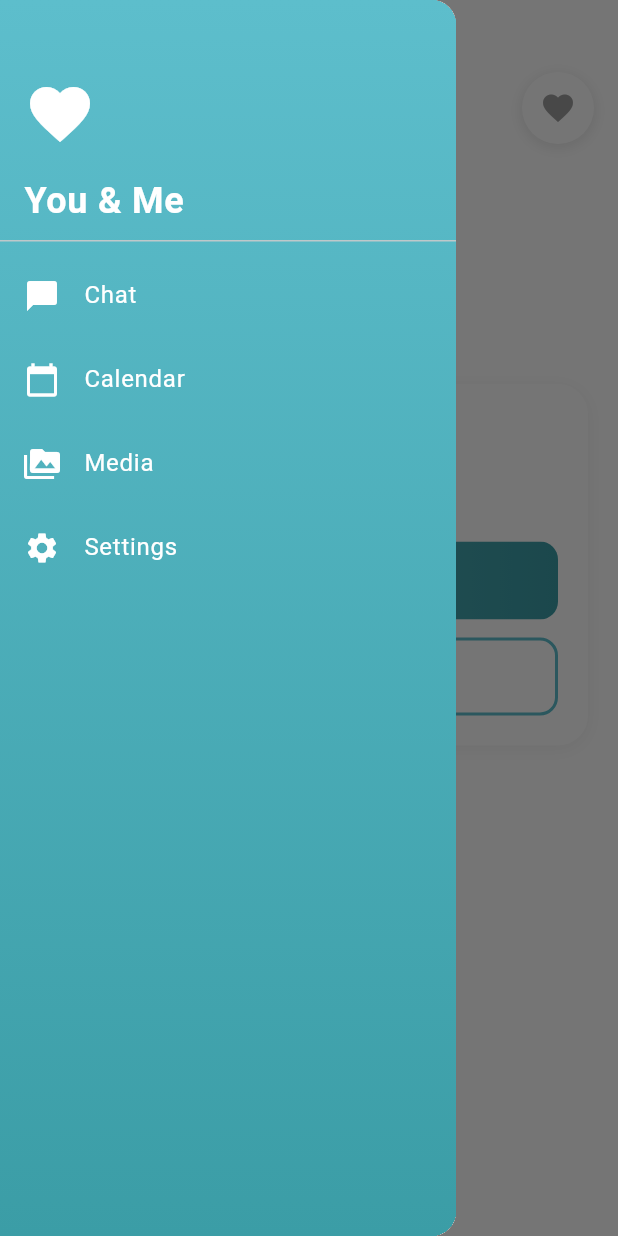
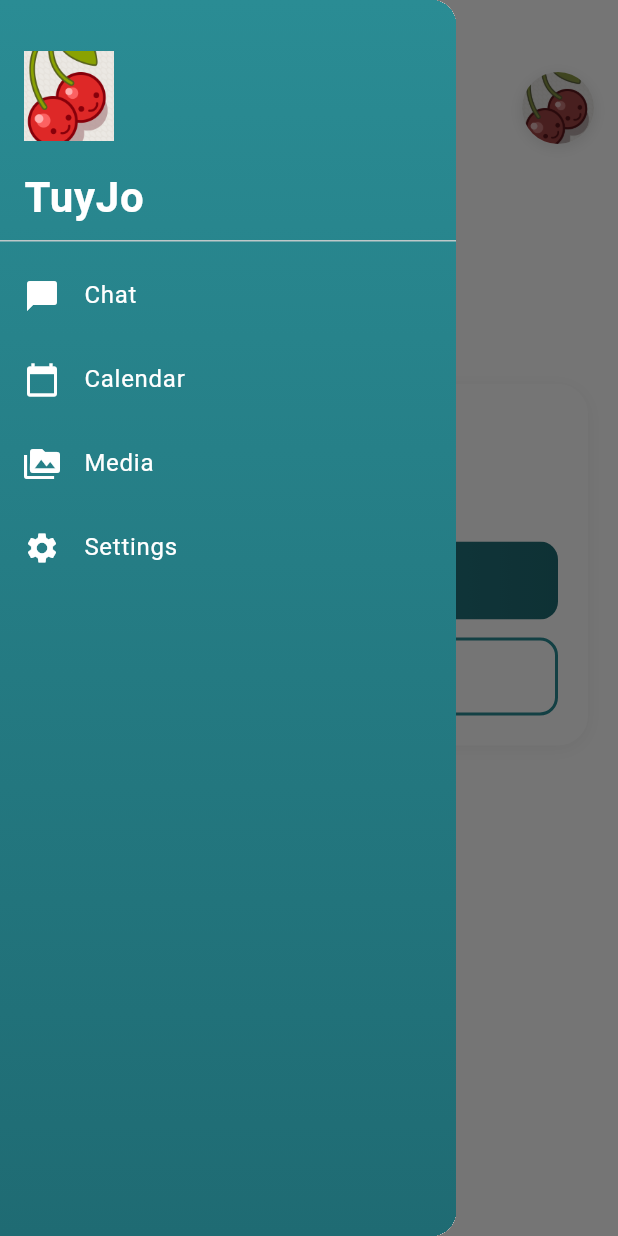
Before and after one commit to donpablitoooooooo/TuyJo, a Flutter app: the screen it shows after launch, in the side drawer, after a tap on the "menu" icon, on a phone screen of 412 x 824 dp. Run offline on Flutter 3.47's test engine with Material 3 defaults, Android fonts, the phone set to English and light mode, and no system bars; our stand-ins replace cloud_firestore, file_picker, firebase_core, firebase_messaging, firebase_storage, flutter_linkify and 9 more; missing offline and left inert: asn1lib, encrypt, mobile_scanner, pdfx, pointycastle, receive_sharing_intent; accounts and stored records are empty; generated files the repository leaves out were written again; statements that could not run were skipped.

```diff
--- a/flutter-app/lib/main.dart
+++ b/flutter-app/lib/main.dart
@@ -118,15 +118,15 @@ class MyApp extends StatelessWidget {
         ],
         theme: ThemeData(
           colorScheme: ColorScheme.fromSeed(
-            seedColor: const Color(0xFF5DBECC),
-            primary: const Color(0xFF5DBECC),
-            secondary: const Color(0xFF3B9DA6),
+            seedColor: const Color(0xFF2A8C94),
+            primary: const Color(0xFF2A8C94),
+            secondary: const Color(0xFF1F6B73),
           ),
           useMaterial3: true,
           scaffoldBackgroundColor: Colors.white,
           appBarTheme: const AppBarTheme(
             backgroundColor: Colors.white,
-            foregroundColor: Color(0xFF5DBECC),
+            foregroundColor: Color(0xFF2A8C94),
             elevation: 0,
           ),
         ),
--- a/flutter-app/lib/screens/calendar_screen.dart
+++ b/flutter-app/lib/screens/calendar_screen.dart
@@ -191,8 +191,8 @@ class _CalendarScreenState extends State<CalendarScreen> {
             begin: Alignment.topCenter,
             end: Alignment.bottomCenter,
             colors: [
-              Color(0xFF5DBECC),
-              Color(0xFF3B9DA6),
+              Color(0xFF2A8C94),
+              Color(0xFF1F6B73),
             ],
           ),
         ),
@@ -231,15 +231,15 @@ class _CalendarScreenState extends State<CalendarScreen> {
                   eventLoader: _getTodosForDay,
                   calendarStyle: CalendarStyle(
                     todayDecoration: BoxDecoration(
-                      color: const Color(0xFF5DBECC).withOpacity(0.3),
+                      color: const Color(0xFF2A8C94).withOpacity(0.3),
                       shape: BoxShape.circle,
                     ),
                     selectedDecoration: const BoxDecoration(
-                      color: Color(0xFF5DBECC),
+                      color: Color(0xFF2A8C94),
                       shape: BoxShape.circle,
                     ),
                     markerDecoration: const BoxDecoration(
-                      color: Color(0xFF3B9DA6),
+                      color: Color(0xFF1F6B73),
                       shape: BoxShape.circle,
                     ),
                     markersAlignment: Alignment.bottomCenter,
@@ -282,7 +282,7 @@ class _CalendarScreenState extends State<CalendarScreen> {
                           children: [
                             Icon(
                               Icons.event_note,
-                              color: const Color(0xFF5DBECC),
+                              color: const Color(0xFF2A8C94),
                               size: 24,
                             ),
                             const SizedBox(width: 8),
@@ -294,7 +294,7 @@ class _CalendarScreenState extends State<CalendarScreen> {
                                 style: const TextStyle(
                                   fontSize: 16,
                                   fontWeight: FontWeight.bold,
-                                  color: Color(0xFF5DBECC),
+                                  color: Color(0xFF2A8C94),
                                 ),
                               ),
                             ),
@@ -302,7 +302,7 @@ class _CalendarScreenState extends State<CalendarScreen> {
                               Container(
                                 padding: const EdgeInsets.symmetric(horizontal: 8, vertical: 4),
                                 decoration: BoxDecoration(
-                                  color: const Color(0xFF5DBECC),
+                                  color: const Color(0xFF2A8C94),
                                   borderRadius: BorderRadius.circular(12),
                                 ),
                                 child: Text(
--- a/flutter-app/lib/screens/chat_screen.dart
+++ b/flutter-app/lib/screens/chat_screen.dart
@@ -618,7 +618,7 @@ class _ChatScreenState extends State<ChatScreen> with WidgetsBindingObserver {
             gradient: LinearGradient(
               begin: Alignment.topCenter,
               end: Alignment.bottomCenter,
-              colors: [Color(0xFF5DBECC), Color(0xFF3B9DA6)],
+              colors: [Color(0xFF2A8C94), Color(0xFF1F6B73)],
             ),
           ),
           child: Padding(
@@ -732,7 +732,7 @@ class _ChatScreenState extends State<ChatScreen> with WidgetsBindingObserver {
               gradient: LinearGradient(
                 begin: Alignment.topCenter,
                 end: Alignment.bottomCenter,
-                colors: [Color(0xFF5DBECC), Color(0xFF3B9DA6)],
+                colors: [Color(0xFF2A8C94), Color(0xFF1F6B73)],
               ),
             ),
             child: Column(
@@ -820,7 +820,7 @@ class _ChatScreenState extends State<ChatScreen> with WidgetsBindingObserver {
                           color: Colors.white.withOpacity(0.9),
                           shape: BoxShape.circle,
                         ),
-                        selectedTextStyle: const TextStyle(color: Color(0xFF5DBECC), fontWeight: FontWeight.bold),
+                        selectedTextStyle: const TextStyle(color: Color(0xFF2A8C94), fontWeight: FontWeight.bold),
                         todayDecoration: BoxDecoration(
                           color: Colors.white.withOpacity(0.3),
                           shape: BoxShape.circle,
@@ -830,12 +830,12 @@ class _ChatScreenState extends State<ChatScreen> with WidgetsBindingObserver {
                           color: Colors.white.withOpacity(0.9),
                           shape: BoxShape.circle,
                         ),
-                        rangeStartTextStyle: const TextStyle(color: Color(0xFF5DBECC), fontWeight: FontWeight.bold),
+                        rangeStartTextStyle: const TextStyle(color: Color(0xFF2A8C94), fontWeight: FontWeight.bold),
                         rangeEndDecoration: BoxDecoration(
                           color: Colors.white.withOpacity(0.9),
                           shape: BoxShape.circle,
                         ),
-                        rangeEndTextStyle: const TextStyle(color: Color(0xFF5DBECC), fontWeight: FontWeight.bold),
+                        rangeEndTextStyle: const TextStyle(color: Color(0xFF2A8C94), fontWeight: FontWeight.bold),
                         rangeHighlightColor: Colors.white.withOpacity(0.2),
                         withinRangeDecoration: BoxDecoration(
                           color: Colors.white.withOpacity(0.15),
@@ -879,7 +879,7 @@ class _ChatScreenState extends State<ChatScreen> with WidgetsBindingObserver {
                 Container(
                   padding: const EdgeInsets.symmetric(vertical: 16, horizontal: 16),
                   decoration: BoxDecoration(
-                    color: const Color(0xFF3B9DA6).withOpacity(0.3),
+                    color: const Color(0xFF1F6B73).withOpacity(0.3),
                   ),
                   child: Row(
                     mainAxisAlignment: MainAxisAlignment.center,
@@ -984,7 +984,7 @@ class _ChatScreenState extends State<ChatScreen> with WidgetsBindingObserver {
                             child: DropdownButtonHideUnderline(
                               child: DropdownButton<int?>(
                                 value: selectedReminderHours,
-                                dropdownColor: const Color(0xFF3B9DA6),
+                                dropdownColor: const Color(0xFF1F6B73),
                                 icon: Icon(Icons.arrow_drop_down, color: Colors.white.withOpacity(0.7), size: 16),
                                 style: const TextStyle(
                                   color: Colors.white,
@@ -1652,7 +1652,7 @@ class _ChatScreenState extends State<ChatScreen> with WidgetsBindingObserver {
                         onPressed: _showAttachmentPicker,
                         icon: const Icon(Icons.add_circle_outline),
                         color: _selectedAttachments.isNotEmpty
-                            ? const Color(0xFF5DBECC)
+                            ? const Color(0xFF2A8C94)
                             : Colors.grey[600],
                         tooltip: l10n.chatAttachmentsTooltip,
                         iconSize: 28,
@@ -1682,7 +1682,7 @@ class _ChatScreenState extends State<ChatScreen> with WidgetsBindingObserver {
                                   ? Icons.calendar_month
                                   : Icons.calendar_month_outlined,
                               color: _selectedTodoDate != null
-                                  ? const Color(0xFF5DBECC)
+                                  ? const Color(0xFF2A8C94)
                                   : Colors.grey[600],
                             ),
                             onPressed: _showDateTimePicker,
@@ -1706,8 +1706,8 @@ class _ChatScreenState extends State<ChatScreen> with WidgetsBindingObserver {
                         gradient: _canSend
                             ? const LinearGradient(
                                 colors: [
-                                  Color(0xFF5DBECC),
-                                  Color(0xFF3B9DA6),
+                                  Color(0xFF2A8C94),
+                                  Color(0xFF1F6B73),
                                 ],
                               )
                             : LinearGradient(
@@ -1720,7 +1720,7 @@ class _ChatScreenState extends State<ChatScreen> with WidgetsBindingObserver {
                         boxShadow: _canSend
                             ? [
                                 BoxShadow(
-                                  color: const Color(0xFF5DBECC).withOpacity(0.4),
+                                  color: const Color(0xFF2A8C94).withOpacity(0.4),
                                   blurRadius: 8,
                                   offset: const Offset(0, 2),
                                 ),
@@ -1954,8 +1954,8 @@ class _MessageBubble extends StatelessWidget {
               gradient: isMe
                   ? const LinearGradient(
                       colors: [
-                        Color(0xFF5DBECC), // Purple
-                        Color(0xFF3B9DA6), // Deep purple
+                        Color(0xFF2A8C94), // Purple
+                        Color(0xFF1F6B73), // Deep purple
                       ],
                       begin: Alignment.topLeft,
                       end: Alignment.bottomRight,
@@ -1981,7 +1981,7 @@ class _MessageBubble extends StatelessWidget {
               boxShadow: [
                 BoxShadow(
                   color: isMe
-                      ? const Color(0xFF5DBECC).withOpacity(0.3)
+                      ? const Color(0xFF2A8C94).withOpacity(0.3)
                       : Colors.black.withOpacity(0.08),
                   blurRadius: 8,
                   offset: const Offset(0, 2),
@@ -2129,14 +2129,14 @@ class _DateSeparator extends StatelessWidget {
               decoration: BoxDecoration(
                 gradient: const LinearGradient(
                   colors: [
-                    Color(0xFF5DBECC),
-                    Color(0xFF3B9DA6),
+                    Color(0xFF2A8C94),
+                    Color(0xFF1F6B73),
                   ],
                 ),
                 borderRadius: BorderRadius.circular(16),
                 boxShadow: [
                   BoxShadow(
-                    color: const Color(0xFF5DBECC).withOpacity(0.3),
+                    color: const Color(0xFF2A8C94).withOpacity(0.3),
                     blurRadius: 8,
                     offset: const Offset(0, 2),
                   ),
--- a/flutter-app/lib/screens/main_screen.dart
+++ b/flutter-app/lib/screens/main_screen.dart
@@ -143,29 +143,34 @@ class _MainScreenState extends State<MainScreen> {
               begin: Alignment.topCenter,
               end: Alignment.bottomCenter,
               colors: [
-                Color(0xFF5DBECC),
-                Color(0xFF3B9DA6),
+                Color(0xFF2A8C94),
+                Color(0xFF1F6B73),
               ],
             ),
           ),
           child: ListView(
             padding: EdgeInsets.zero,
             children: [
-              const DrawerHeader(
-                decoration: BoxDecoration(
+              DrawerHeader(
+                decoration: const BoxDecoration(
                   color: Colors.transparent,
                 ),
                 child: Column(
                   crossAxisAlignment: CrossAxisAlignment.start,
                   mainAxisAlignment: MainAxisAlignment.end,
                   children: [
-                    Icon(Icons.favorite, color: Colors.white, size: 48),
-                    SizedBox(height: 16),
-                    Text(
-                      'You & Me',
+                    Image.asset(
+                      'assets/cherry_logo.webp',
+                      width: 60,
+                      height: 60,
+                      fit: BoxFit.contain,
+                    ),
+                    const SizedBox(height: 16),
+                    const Text(
+                      'TuyJo',
                       style: TextStyle(
                         color: Colors.white,
-                        fontSize: 24,
+                        fontSize: 28,
                         fontWeight: FontWeight.bold,
                       ),
                     ),
@@ -241,7 +246,7 @@ class _MainScreenState extends State<MainScreen> {
                   ],
                 ),
                 child: IconButton(
-                  icon: const Icon(Icons.menu, color: Color(0xFF5DBECC)),
+                  icon: const Icon(Icons.menu, color: Color(0xFF2A8C94)),
                   onPressed: () => Scaffold.of(context).openDrawer(),
                 ),
               ),
@@ -291,18 +296,24 @@ class _MainScreenState extends State<MainScreen> {
                               cachedSelfieBytes,
                               fit: BoxFit.cover,
                               errorBuilder: (context, error, stackTrace) {
-                                // Fallback to heart icon if image fails to load
-                                return Icon(
-                                  Icons.favorite,
-                                  color: isPaired ? const Color(0xFF5DBECC) : Colors.grey,
-                                  size: 24,
+                                // Fallback to cherry logo if image fails to load
+                                return ClipOval(
+                                  child: Image.asset(
+                                    'assets/cherry_logo.webp',
+                                    width: 48,
+                                    height: 48,
+                                    fit: BoxFit.cover,
+                                  ),
                                 );
                               },
                             )
-                          : Icon(
-                              Icons.favorite,
-                              color: isPaired ? const Color(0xFF5DBECC) : Colors.grey,
-                              size: 24,
+                          : Image.asset(
+                              'assets/cherry_logo.webp',
+                              width: 48,
+                              height: 48,
+                              fit: BoxFit.cover,
+                              color: isPaired ? null : Colors.grey.withOpacity(0.5),
+                              colorBlendMode: isPaired ? null : BlendMode.saturation,
                             ),
                     ),
                   ),
--- a/flutter-app/lib/screens/settings_screen.dart
+++ b/flutter-app/lib/screens/settings_screen.dart
@@ -221,7 +221,7 @@ class _SettingsScreenState extends State<SettingsScreen> {
         shape: RoundedRectangleBorder(borderRadius: BorderRadius.circular(20)),
         title: Row(
           children: [
-            const Icon(Icons.favorite, color: Color(0xFF5DBECC)),
+            const Icon(Icons.favorite, color: Color(0xFF2A8C94)),
             const SizedBox(width: 12),
             Text(l10n.settingsNewPairingDialogTitle),
           ],
@@ -252,7 +252,7 @@ class _SettingsScreenState extends State<SettingsScreen> {
               // Mostra dialog per salvare la chiave (opzionale)
               _showSaveKeyDialog();
             },
-            style: TextButton.styleFrom(foregroundColor: const Color(0xFF5DBECC)),
+            style: TextButton.styleFrom(foregroundColor: const Color(0xFF2A8C94)),
             child: Text(l10n.continue_),
           ),
         ],
@@ -268,7 +268,7 @@ class _SettingsScreenState extends State<SettingsScreen> {
         shape: RoundedRectangleBorder(borderRadius: BorderRadius.circular(20)),
         title: Row(
           children: [
-            const Icon(Icons.backup, color: Color(0xFF5DBECC)),
+            const Icon(Icons.backup, color: Color(0xFF2A8C94)),
             const SizedBox(width: 12),
             Text(l10n.settingsSaveKeyDialogTitle),
           ],
@@ -292,7 +292,7 @@ class _SettingsScreenState extends State<SettingsScreen> {
               await _copyPrivateKey();
               _startPairingWizard();
             },
-            style: TextButton.styleFrom(foregroundColor: const Color(0xFF5DBECC)),
+            style: TextButton.styleFrom(foregroundColor: const Color(0xFF2A8C94)),
             child: Text(l10n.settingsSaveKeyNow),
           ),
         ],
@@ -310,7 +310,7 @@ class _SettingsScreenState extends State<SettingsScreen> {
         shape: RoundedRectangleBorder(borderRadius: BorderRadius.circular(20)),
         title: Row(
           children: [
-            const Icon(Icons.restore, color: Color(0xFF5DBECC)),
+            const Icon(Icons.restore, color: Color(0xFF2A8C94)),
             const SizedBox(width: 12),
             Text(l10n.settingsRestoreDialogTitle),
           ],
@@ -332,7 +332,7 @@ class _SettingsScreenState extends State<SettingsScreen> {
                 ),
                 focusedBorder: OutlineInputBorder(
                   borderRadius: BorderRadius.circular(12),
-                  borderSide: const BorderSide(color: Color(0xFF5DBECC), width: 2),
+                  borderSide: const BorderSide(color: Color(0xFF2A8C94), width: 2),
                 ),
               ),
               maxLines: 4,
@@ -429,7 +429,7 @@ class _SettingsScreenState extends State<SettingsScreen> {
                 setState(() => _isLoading = false);
               }
             },
-            style: TextButton.styleFrom(foregroundColor: const Color(0xFF5DBECC)),
+            style: TextButton.styleFrom(foregroundColor: const Color(0xFF2A8C94)),
             child: Text(l10n.settingsRestoreButton),
           ),
         ],
@@ -527,7 +527,7 @@ class _SettingsScreenState extends State<SettingsScreen> {
     if (_isLoading) {
       return const Center(
         child: CircularProgressIndicator(
-          valueColor: AlwaysStoppedAnimation<Color>(Color(0xFF5DBECC)),
+          valueColor: AlwaysStoppedAnimation<Color>(Color(0xFF2A8C94)),
         ),
       );
     }
@@ -543,12 +543,12 @@ class _SettingsScreenState extends State<SettingsScreen> {
                 padding: const EdgeInsets.all(20),
                 decoration: BoxDecoration(
                   gradient: const LinearGradient(
-                    colors: [Color(0xFF5DBECC), Color(0xFF3B9DA6)],
+                    colors: [Color(0xFF2A8C94), Color(0xFF1F6B73)],
                   ),
                   shape: BoxShape.circle,
                   boxShadow: [
                     BoxShadow(
-                      color: const Color(0xFF5DBECC).withOpacity(0.3),
+                      color: const Color(0xFF2A8C94).withOpacity(0.3),
                       blurRadius: 20,
                       offset: const Offset(0, 4),
                     ),
@@ -562,7 +562,7 @@ class _SettingsScreenState extends State<SettingsScreen> {
                 style: const TextStyle(
                   fontSize: 28,
                   fontWeight: FontWeight.bold,
-                  color: Color(0xFF5DBECC),
+                  color: Color(0xFF2A8C94),
                 ),
               ),
             ],
@@ -574,7 +574,7 @@ class _SettingsScreenState extends State<SettingsScreen> {
         _SettingsSection(
           title: AppLocalizations.of(context)!.settingsSectionPairing,
           icon: Icons.favorite,
-          iconColor: const Color(0xFF5DBECC),
+          iconColor: const Color(0xFF2A8C94),
           children: [
             if (isPaired) ...[
               // Paired: mostra status e backup
@@ -695,7 +695,7 @@ class _SettingsSection extends StatelessWidget {
         children: [
           Row(
             children: [
-              Icon(icon, color: iconColor ?? const Color(0xFF5DBECC), size: 24),
+              Icon(icon, color: iconColor ?? const Color(0xFF2A8C94), size: 24),
               const SizedBox(width: 12),
               Text(
                 title,
@@ -742,7 +742,7 @@ class _PurpleButton extends StatelessWidget {
         child: Ink(
           decoration: BoxDecoration(
             gradient: const LinearGradient(
-              colors: [Color(0xFF5DBECC), Color(0xFF3B9DA6)],
+              colors: [Color(0xFF2A8C94), Color(0xFF1F6B73)],
             ),
             borderRadius: BorderRadius.circular(12),
           ),
@@ -785,7 +785,7 @@ class _OutlineButton extends StatelessWidget {
 
   @override
   Widget build(BuildContext context) {
-    final buttonColor = color ?? const Color(0xFF5DBECC);
+    final buttonColor = color ?? const Color(0xFF2A8C94);
 
     return SizedBox(
       width: double.infinity,
--- a/flutter-app/lib/widgets/todo_bubble.dart
+++ b/flutter-app/lib/widgets/todo_bubble.dart
@@ -105,8 +105,8 @@ class TodoMessageBubble extends StatelessWidget {
                 gradient: isMe
                     ? const LinearGradient(
                         colors: [
-                          Color(0xFF5DBECC), // Purple
-                          Color(0xFF3B9DA6), // Deep purple
+                          Color(0xFF2A8C94), // Purple
+                          Color(0xFF1F6B73), // Deep purple
                         ],
                         begin: Alignment.topLeft,
                         end: Alignment.bottomRight,
@@ -132,7 +132,7 @@ class TodoMessageBubble extends StatelessWidget {
                 boxShadow: [
                   BoxShadow(
                     color: isMe
-                        ? const Color(0xFF5DBECC).withOpacity(0.3)
+                        ? const Color(0xFF2A8C94).withOpacity(0.3)
                         : Colors.black.withOpacity(0.08),
                     blurRadius: 8,
                     offset: const Offset(0, 2),
--- a/flutter-app/pubspec.yaml
+++ b/flutter-app/pubspec.yaml
@@ -71,3 +71,5 @@ dev_dependencies:
 flutter:
   uses-material-design: true
   generate: true
+  assets:
+    - assets/cherry_logo.webp
```
Also changed, not shown: flutter-app/lib/screens/couple_selfie_screen.dart (+10 -10 lines), flutter-app/lib/screens/pairing_wizard_screen.dart (+28 -28 lines), flutter-app/assets/cherry_logo.webp (added), 4 other files.
